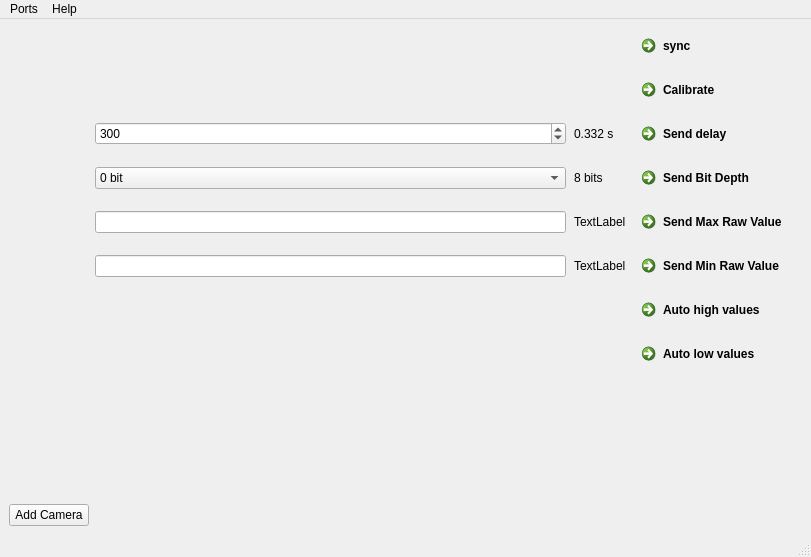
Qt form ui/Ui_MainWindow.ui (alvaro893/sensor-reader) before a commit.
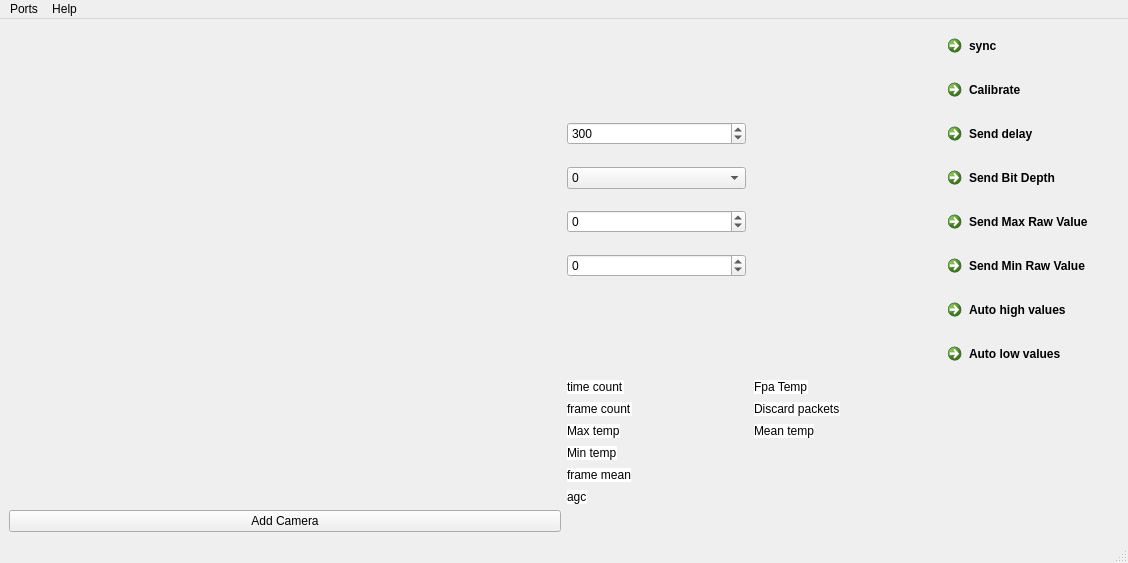
The same form after that commit.

Commit message: integrated telemetry and commands with ui

```diff
--- a/ui/Ui_MainWindow.ui
+++ b/ui/Ui_MainWindow.ui
@@ -6,8 +6,8 @@
    <rect>
     <x>0</x>
     <y>0</y>
-    <width>811</width>
-    <height>557</height>
+    <width>1128</width>
+    <height>563</height>
    </rect>
   </property>
   <property name="mouseTracking">
@@ -57,23 +57,10 @@
         </property>
        </widget>
       </item>
-      <item row="7" column="0">
-       <widget class="QLineEdit" name="lineEdit_2"/>
-      </item>
-      <item row="7" column="2">
-       <widget class="QCommandLinkButton" name="commandLinkButton_3">
-        <property name="text">
-         <string>Send Min Raw Value</string>
-        </property>
-       </widget>
-      </item>
-      <item row="5" column="0">
-       <widget class="QLineEdit" name="lineEdit"/>
-      </item>
       <item row="3" column="1">
        <widget class="QLabel" name="delayLabel">
         <property name="text">
-         <string>0.332 s</string>
+         <string/>
         </property>
        </widget>
       </item>
@@ -81,7 +68,7 @@
        <widget class="QComboBox" name="bitDepthComboBox">
         <item>
          <property name="text">
-          <string>0 bit</string>
+          <string comment="0">0</string>
          </property>
         </item>
         <item>
@@ -99,14 +86,14 @@
       <item row="4" column="1">
        <widget class="QLabel" name="bitDepthLabel">
         <property name="text">
-         <string>8 bits</string>
+         <string/>
         </property>
        </widget>
       </item>
       <item row="5" column="1">
-       <widget class="QLabel" name="label">
+       <widget class="QLabel" name="maxRawLabel">
         <property name="text">
-         <string>TextLabel</string>
+         <string/>
         </property>
        </widget>
       </item>
@@ -137,13 +124,6 @@
         </property>
        </widget>
       </item>
-      <item row="7" column="1">
-       <widget class="QLabel" name="label_2">
-        <property name="text">
-         <string>TextLabel</string>
-        </property>
-       </widget>
-      </item>
       <item row="5" column="2">
        <widget class="QCommandLinkButton" name="commandLinkButton_2">
         <property name="text">
@@ -164,6 +144,211 @@
         </property>
        </spacer>
       </item>
+      <item row="7" column="2">
+       <widget class="QCommandLinkButton" name="minRawButton">
+        <property name="text">
+         <string>Send Min Raw Value</string>
+        </property>
+       </widget>
+      </item>
+      <item row="5" column="0">
+       <widget class="QSpinBox" name="maxRawSpinBox">
+        <property name="minimum">
+         <number>-1000</number>
+        </property>
+        <property name="maximum">
+         <number>1000</number>
+        </property>
+       </widget>
+      </item>
+      <item row="7" column="1">
+       <widget class="QLabel" name="minRawLabel">
+        <property name="text">
+         <string/>
+        </property>
+       </widget>
+      </item>
+      <item row="7" column="0">
+       <widget class="QSpinBox" name="minRawSpinBox">
+        <property name="minimum">
+         <number>-1000</number>
+        </property>
+        <property name="maximum">
+         <number>1000</number>
+        </property>
+       </widget>
+      </item>
+      <item row="10" column="0" colspan="2">
+       <layout class="QHBoxLayout" name="horizontalLayout">
+        <item>
+         <layout class="QFormLayout" name="formLayout">
+          <property name="fieldGrowthPolicy">
+           <enum>QFormLayout::AllNonFixedFieldsGrow</enum>
+          </property>
+          <item row="0" column="0">
+           <widget class="QLabel" name="label">
+            <property name="autoFillBackground">
+             <bool>false</bool>
+            </property>
+            <property name="styleSheet">
+             <string notr="true">background-color: rgb(255, 255, 255);</string>
+            </property>
+            <property name="text">
+             <string>time count</string>
+            </property>
+           </widget>
+          </item>
+          <item row="0" column="1">
+           <widget class="QLabel" name="timeCounterLabel">
+            <property name="text">
+             <string/>
+            </property>
+           </widget>
+          </item>
+          <item row="1" column="0">
+           <widget class="QLabel" name="label_2">
+            <property name="styleSheet">
+             <string notr="true">background-color: rgb(255, 255, 255);</string>
+            </property>
+            <property name="text">
+             <string>frame count</string>
+            </property>
+           </widget>
+          </item>
+          <item row="1" column="1">
+           <widget class="QLabel" name="frameCounterLabel">
+            <property name="text">
+             <string/>
+            </property>
+           </widget>
+          </item>
+          <item row="2" column="0">
+           <widget class="QLabel" name="label_3">
+            <property name="styleSheet">
+             <string notr="true">background-color: rgb(255, 255, 255);</string>
+            </property>
+            <property name="text">
+             <string>Max temp</string>
+            </property>
+           </widget>
+          </item>
+          <item row="2" column="1">
+           <widget class="QLabel" name="maxTempLabel">
+            <property name="text">
+             <string/>
+            </property>
+           </widget>
+          </item>
+          <item row="3" column="0">
+           <widget class="QLabel" name="label_4">
+            <property name="styleSheet">
+             <string notr="true">background-color: rgb(255, 255, 255);</string>
+            </property>
+            <property name="text">
+             <string>Min temp</string>
+            </property>
+           </widget>
+          </item>
+          <item row="3" column="1">
+           <widget class="QLabel" name="minTempLabel">
+            <property name="text">
+             <string/>
+            </property>
+           </widget>
+          </item>
+          <item row="4" column="1">
+           <widget class="QLabel" name="frameMeanLabel">
+            <property name="text">
+             <string/>
+            </property>
+           </widget>
+          </item>
+          <item row="5" column="0">
+           <widget class="QLabel" name="label_6">
+            <property name="styleSheet">
+             <string notr="true">background-color: rgb(255, 255, 255);</string>
+            </property>
+            <property name="text">
+             <string>agc</string>
+            </property>
+           </widget>
+          </item>
+          <item row="5" column="1">
+           <widget class="QLabel" name="agcLabel">
+            <property name="text">
+             <string/>
+            </property>
+           </widget>
+          </item>
+          <item row="4" column="0">
+           <widget class="QLabel" name="label_5">
+            <property name="styleSheet">
+             <string notr="true">background-color: rgb(255, 255, 255);</string>
+            </property>
+            <property name="text">
+             <string>frame mean</string>
+            </property>
+           </widget>
+          </item>
+         </layout>
+        </item>
+        <item>
+         <layout class="QFormLayout" name="formLayout_3">
+          <item row="0" column="0">
+           <widget class="QLabel" name="label_7">
+            <property name="styleSheet">
+             <string notr="true">background-color: rgb(255, 255, 255);</string>
+            </property>
+            <property name="text">
+             <string>Fpa Temp</string>
+            </property>
+           </widget>
+          </item>
+          <item row="0" column="1">
+           <widget class="QLabel" name="fpaTempLabel">
+            <property name="text">
+             <string/>
+            </property>
+           </widget>
+          </item>
+          <item row="1" column="0">
+           <widget class="QLabel" name="label_8">
+            <property name="styleSheet">
+             <string notr="true">background-color: rgb(255, 255, 255);</string>
+            </property>
+            <property name="text">
+             <string>Discard packets</string>
+            </property>
+           </widget>
+          </item>
+          <item row="1" column="1">
+           <widget class="QLabel" name="discardPacketsLabel">
+            <property name="text">
+             <string/>
+            </property>
+           </widget>
+          </item>
+          <item row="2" column="0">
+           <widget class="QLabel" name="label_9">
+            <property name="styleSheet">
+             <string notr="true">background-color: rgb(255, 255, 255);</string>
+            </property>
+            <property name="text">
+             <string>Mean temp</string>
+            </property>
+           </widget>
+          </item>
+          <item row="2" column="1">
+           <widget class="QLabel" name="meanTempLabel">
+            <property name="text">
+             <string/>
+            </property>
+           </widget>
+          </item>
+         </layout>
+        </item>
+       </layout>
+      </item>
      </layout>
     </item>
     <item row="1" column="0">
@@ -180,8 +365,8 @@
     <rect>
      <x>0</x>
      <y>0</y>
-     <width>811</width>
-     <height>21</height>
+     <width>1128</width>
+     <height>25</height>
     </rect>
    </property>
    <widget class="QMenu" name="menuPorts">
```
Left out of the diff: 26 changed lines with no effect on the pictures. The commit also changes 2 other files.
